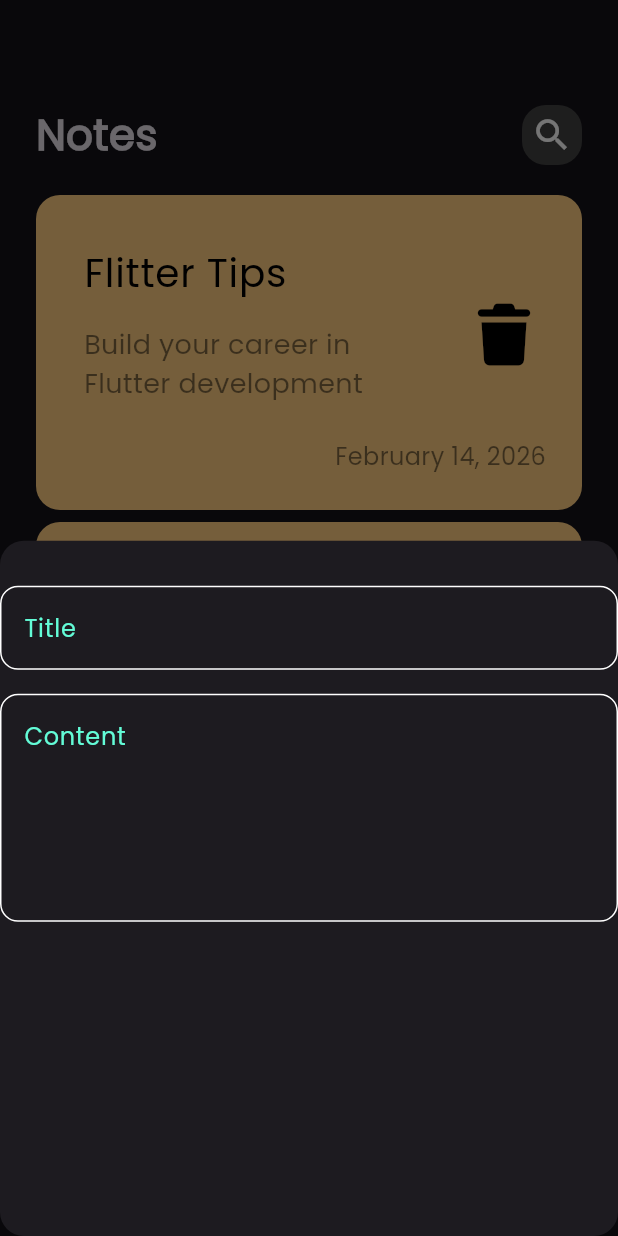
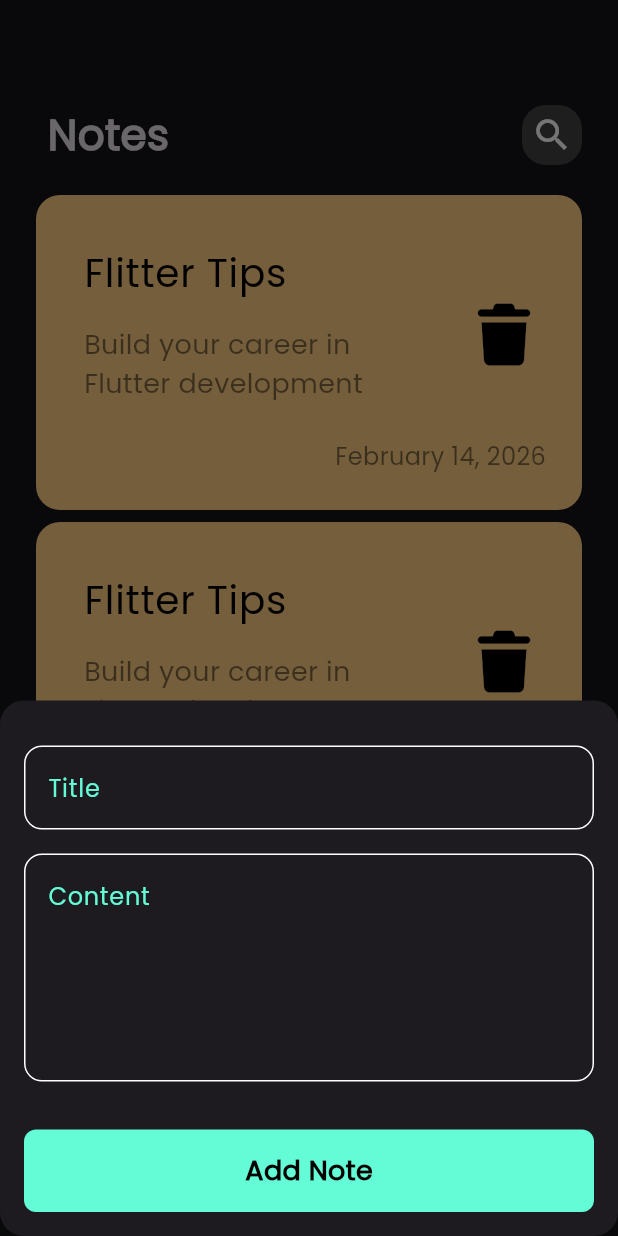
Before and after one commit to fawzyelbiksh/Notes_app, a Flutter app: the screen it shows after launch, after a tap on the "add" icon, on a phone screen of 412 x 824 dp. Run offline on Flutter 3.47's test engine with Material 3 defaults, Android fonts, the phone set to English and light mode, and no system bars; our stand-ins replace font_awesome_flutter.

Commit message:
hive package

```diff
--- a/lib/main.dart
+++ b/lib/main.dart
@@ -11,6 +11,7 @@
   @override
   Widget build(BuildContext context) {
     return MaterialApp(
+      debugShowCheckedModeBanner: false,
       home: const NotesView(),
       title: 'Notes App',
       theme: ThemeData(brightness: Brightness.dark, fontFamily: 'Poppins'),
--- a/lib/view/widgets/add_note_bottom_sheet.dart
+++ b/lib/view/widgets/add_note_bottom_sheet.dart
@@ -1,4 +1,5 @@
 import 'package:appnote/constant.dart';
+import 'package:appnote/view/widgets/custom_button.dart';
 import 'package:appnote/view/widgets/custom_text_field.dart';
 import 'package:flutter/material.dart';
 
@@ -7,17 +8,20 @@
 
   @override
   Widget build(BuildContext context) {
-    return Container(
-      width: double.infinity,
-      height: (double.infinity) / 2,
+    return Padding(
+      padding: const EdgeInsets.symmetric(horizontal: 16),
+      child: SingleChildScrollView(
         child: Column(
           children: const [
             SizedBox(height: 30),
             CustomTextField(hint: 'Title'),
             SizedBox(height: 16),
             CustomTextField(hint: 'Content', maxLines: 5),
+            SizedBox(height: 32),
+            CustomButton(),
             SizedBox(height: 16),
           ],
+        ),
       ),
     );
   }
--- a/lib/view/widgets/customAppbar.dart
+++ b/lib/view/widgets/customAppbar.dart
@@ -2,18 +2,19 @@
 import 'package:flutter/material.dart';
 
 class CustomAppBar extends StatelessWidget {
-  const CustomAppBar({super.key});
-
+  const CustomAppBar({super.key, required this.title, required this.icon});
+  final String title;
+  final IconData icon;
   @override
   Widget build(BuildContext context) {
     return Row(
       children: [
         Text(
-          'Notes',
-          style: TextStyle(fontSize: 28, fontWeight: FontWeight.bold),
+          title,
+          style: const TextStyle(fontSize: 28, fontWeight: FontWeight.bold),
         ),
         Spacer(),
-        CustomSearchIcon(),
+        CustomSearchIcon(icon: icon),
       ],
     );
   }
--- /dev/null
+++ b/lib/view/widgets/custom_button.dart
@@ -0,0 +1,28 @@
+import 'package:appnote/constant.dart';
+import 'package:flutter/material.dart';
+
+class CustomButton extends StatelessWidget {
+  const CustomButton({super.key});
+
+  @override
+  Widget build(BuildContext context) {
+    return Container(
+      width: MediaQuery.of(context).size.width,
+      height: 55,
+      decoration: BoxDecoration(
+        color: KprimaryColor,
+        borderRadius: BorderRadius.circular(8),
+      ),
+      child: Center(
+        child: Text(
+          'Add Note',
+          style: TextStyle(
+            color: Colors.black,
+            fontSize: 18,
+            fontWeight: FontWeight.bold,
+          ),
+        ),
+      ),
+    );
+  }
+}
--- a/lib/view/widgets/custom_search_icon.dart
+++ b/lib/view/widgets/custom_search_icon.dart
@@ -1,8 +1,8 @@
 import 'package:flutter/material.dart';
 
 class CustomSearchIcon extends StatelessWidget {
-  const CustomSearchIcon({super.key});
-
+  const CustomSearchIcon({super.key, required this.icon});
+  final IconData icon;
   @override
   Widget build(BuildContext context) {
     return Container(
@@ -12,9 +12,7 @@
         color: Colors.grey[800],
         borderRadius: BorderRadius.circular(16),
       ),
-      child: const Center(
-        child: Icon(Icons.search, color: Colors.white, size: 28),
-      ),
+      child: Center(child: Icon(icon, color: Colors.white, size: 28)),
     );
   }
 }
--- a/lib/view/widgets/note_item.dart
+++ b/lib/view/widgets/note_item.dart
@@ -1,12 +1,21 @@
 import 'package:flutter/material.dart';
 import 'package:font_awesome_flutter/font_awesome_flutter.dart';
+
+import '../EditNote.dart';
 
 class NoteItem extends StatelessWidget {
   const NoteItem({super.key});
 
   @override
   Widget build(BuildContext context) {
-    return Column(
+    return GestureDetector(
+      onTap: () {
+        Navigator.push(
+          context,
+          MaterialPageRoute(builder: (context) => const EditnoteView()),
+        );
+      },
+      child: Column(
         children: [
           Container(
             padding: const EdgeInsets.only(left: 16, top: 24, bottom: 24),
@@ -57,6 +66,7 @@
             ),
           ),
         ],
+      ),
     );
   }
 }
--- a/lib/view/widgets/notesviewbody.dart
+++ b/lib/view/widgets/notesviewbody.dart
@@ -13,7 +13,7 @@
       child: Column(
         children: const [
           SizedBox(height: 70),
-          CustomAppBar(),
+          CustomAppBar(title: ' Notes', icon: Icons.search),
           Expanded(child: NotesListView()),
         ],
       ),
--- a/pubspec.yaml
+++ b/pubspec.yaml
@@ -31,6 +31,8 @@
   flutter:
     sdk: flutter
   font_awesome_flutter: ^10.12.0
+  hive: ^2.2.3
+  hive_flutter: ^1.1.0
 
   # The following adds the Cupertino Icons font to your application.
   # Use with the CupertinoIcons class for iOS style icons.
@@ -39,6 +41,8 @@
 dev_dependencies:
   flutter_test:
     sdk: flutter
+  build_runner: ^2.4.6 # used for code generation, such as with Hive
+  hive_generator: ^2.0.0
 
   # The "flutter_lints" package below contains a set of recommended lints to
   # encourage good coding practices. The lint set provided by the package is
```
Also changed, not shown: lib/models/note_model.dart (added, +13 -0 lines), lib/view/EditNote.dart (added, +11 -0 lines), lib/view/widgets/editviewbody.dart (added, +24 -0 lines), pubspec.lock, 1 other file. Lines whose indentation alone changed are shown as unchanged.
